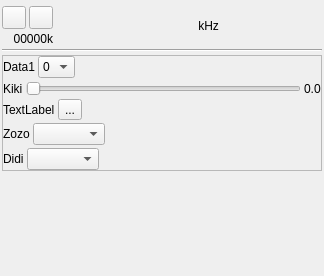
f4exb/sdrangel, file plugins/samplesource/soapysdrinput/soapysdrinputgui.ui: the form before one commit.
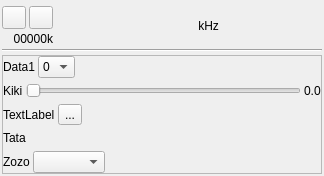
The form after the commit. Icons and pictures are not drawn. Custom widgets are drawn as their Qt base class.

The edit to the form file:
```diff
--- a/plugins/samplesource/soapysdrinput/soapysdrinputgui.ui
+++ b/plugins/samplesource/soapysdrinput/soapysdrinputgui.ui
@@ -7,15 +7,9 @@
     <x>0</x>
     <y>0</y>
     <width>324</width>
-    <height>276</height>
+    <height>176</height>
    </rect>
   </property>
-  <property name="sizePolicy">
-   <sizepolicy hsizetype="Preferred" vsizetype="Maximum">
-    <horstretch>0</horstretch>
-    <verstretch>0</verstretch>
-   </sizepolicy>
-  </property>
   <property name="minimumSize">
    <size>
     <width>320</width>
@@ -190,15 +184,9 @@
         <x>0</x>
         <y>0</y>
         <width>304</width>
-        <height>128</height>
+        <height>120</height>
        </rect>
       </property>
-      <property name="sizePolicy">
-       <sizepolicy hsizetype="MinimumExpanding" vsizetype="MinimumExpanding">
-        <horstretch>0</horstretch>
-        <verstretch>0</verstretch>
-       </sizepolicy>
-      </property>
       <layout class="QVBoxLayout" name="verticalLayout_3">
        <property name="spacing">
         <number>3</number>
@@ -314,6 +302,17 @@
          </item>
         </layout>
        </item>
+       <item>
+        <layout class="QHBoxLayout" name="horizontalLayout_2">
+         <item>
+          <widget class="QLabel" name="label">
+           <property name="text">
+            <string>Tata</string>
+           </property>
+          </widget>
+         </item>
+        </layout>
+       </item>
        <item>
         <layout class="QHBoxLayout" name="horizontalLayout_7">
          <item>
@@ -341,54 +340,10 @@
          </item>
         </layout>
        </item>
-       <item>
-        <layout class="QHBoxLayout" name="horizontalLayout_8">
-         <item>
-          <widget class="QLabel" name="label">
-           <property name="text">
-            <string>Didi</string>
-           </property>
-          </widget>
-         </item>
-         <item>
-          <widget class="QComboBox" name="comboBox_3"/>
-         </item>
-         <item>
-          <spacer name="horizontalSpacer_4">
-           <property name="orientation">
-            <enum>Qt::Horizontal</enum>
-           </property>
-           <property name="sizeHint" stdset="0">
-            <size>
-             <width>40</width>
-             <height>20</height>
-            </size>
-           </property>
-          </spacer>
-         </item>
-        </layout>
-       </item>
       </layout>
      </widget>
     </widget>
    </item>
-   <item>
-    <layout class="QHBoxLayout" name="paddingLayout">
-     <item>
-      <spacer name="verticalSpacer">
-       <property name="orientation">
-        <enum>Qt::Vertical</enum>
-       </property>
-       <property name="sizeHint" stdset="0">
-        <size>
-         <width>20</width>
-         <height>40</height>
-        </size>
-       </property>
-      </spacer>
-     </item>
-    </layout>
-   </item>
   </layout>
  </widget>
  <customwidgets>
```
